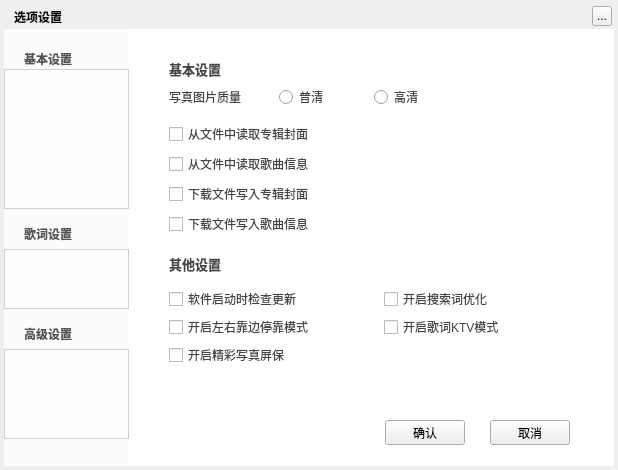
Above: TTKModule/TTKWidget/musicUiKits/musicWidgetKits/musicsettingwidget.ui from Greedysky/TTKMusicPlayer before the change. Below: the same form after it.
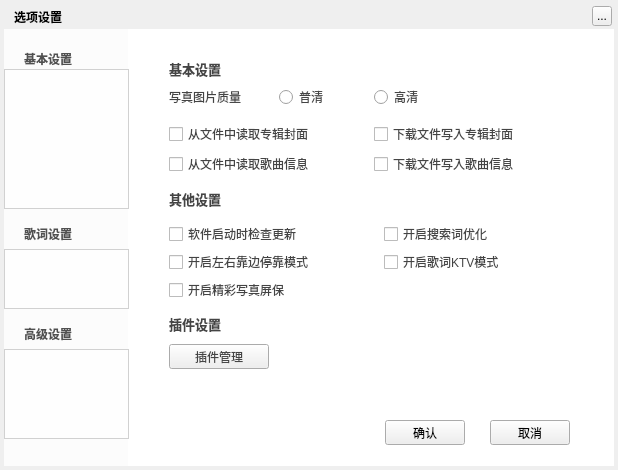
That is the form after the change. The open tabs and pages were chosen to show the change. Custom widgets are drawn as their Qt base class.

Commit message: Add plugin widget[846510]

What changed in the file:
```diff
--- a/TTKModule/TTKWidget/musicUiKits/musicWidgetKits/musicsettingwidget.ui
+++ b/TTKModule/TTKWidget/musicUiKits/musicWidgetKits/musicsettingwidget.ui
@@ -1196,7 +1196,7 @@
      <property name="geometry">
       <rect>
        <x>25</x>
-       <y>250</y>
+       <y>185</y>
        <width>190</width>
        <height>20</height>
       </rect>
@@ -1209,7 +1209,7 @@
      <property name="geometry">
       <rect>
        <x>25</x>
-       <y>278</y>
+       <y>213</y>
        <width>190</width>
        <height>20</height>
       </rect>
@@ -1248,7 +1248,7 @@
      <property name="geometry">
       <rect>
        <x>25</x>
-       <y>215</y>
+       <y>150</y>
        <width>415</width>
        <height>20</height>
       </rect>
@@ -1266,7 +1266,7 @@
      <property name="geometry">
       <rect>
        <x>240</x>
-       <y>250</y>
+       <y>185</y>
        <width>190</width>
        <height>20</height>
       </rect>
@@ -1279,7 +1279,7 @@
      <property name="geometry">
       <rect>
        <x>240</x>
-       <y>278</y>
+       <y>213</y>
        <width>190</width>
        <height>20</height>
       </rect>
@@ -1291,8 +1291,8 @@
     <widget class="QCheckBox" name="otherWriteAlbumCoverCheckBox">
      <property name="geometry">
       <rect>
-       <x>25</x>
-       <y>145</y>
+       <x>230</x>
+       <y>85</y>
        <width>190</width>
        <height>20</height>
       </rect>
@@ -1304,8 +1304,8 @@
     <widget class="QCheckBox" name="otherWriteInfoCheckBox">
      <property name="geometry">
       <rect>
-       <x>25</x>
-       <y>175</y>
+       <x>230</x>
+       <y>115</y>
        <width>190</width>
        <height>20</height>
       </rect>
@@ -1318,7 +1318,7 @@
      <property name="geometry">
       <rect>
        <x>25</x>
-       <y>306</y>
+       <y>241</y>
        <width>190</width>
        <height>20</height>
       </rect>
@@ -1327,6 +1327,37 @@
       <string>开启精彩写真屏保</string>
      </property>
     </widget>
+    <widget class="MusicThemeLineLabel" name="otherPluginWidget">
+     <property name="geometry">
+      <rect>
+       <x>25</x>
+       <y>275</y>
+       <width>415</width>
+       <height>20</height>
+      </rect>
+     </property>
+     <property name="styleSheet">
+      <string notr="true">background-color:transparent;
+font-size:13px;
+font-weight:bold;</string>
+     </property>
+     <property name="text">
+      <string>插件设置</string>
+     </property>
+    </widget>
+    <widget class="QPushButton" name="otherPluginManagerButton">
+     <property name="geometry">
+      <rect>
+       <x>25</x>
+       <y>305</y>
+       <width>100</width>
+       <height>25</height>
+      </rect>
+     </property>
+     <property name="text">
+      <string>插件管理</string>
+     </property>
+    </widget>
    </widget>
    <widget class="QWidget" name="six">
     <widget class="MusicThemeLineLabel" name="DbaseSetSongWordWidget">
```
The commit also changes 10 other files.
